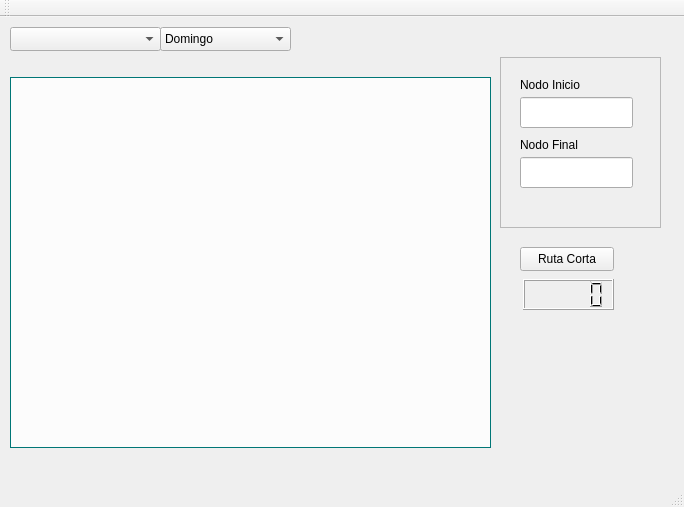
This is Grafo_Map/grafoview.ui in briandore/brian_ED as Qt 5 draws it before an edit. The edited form follows.
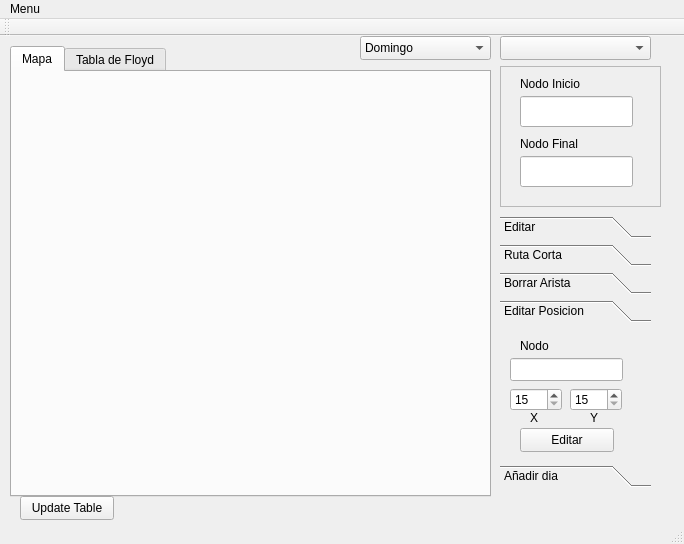
This is the edited form. The open tabs and pages were chosen to show the change.

Diff of the .ui file:
```diff
--- a/Grafo_Map/grafoview.ui
+++ b/Grafo_Map/grafoview.ui
@@ -7,7 +7,7 @@
     <x>0</x>
     <y>0</y>
     <width>684</width>
-    <height>507</height>
+    <height>544</height>
    </rect>
   </property>
   <property name="windowTitle">
@@ -17,8 +17,8 @@
    <widget class="QComboBox" name="Horas">
     <property name="geometry">
      <rect>
-      <x>10</x>
-      <y>10</y>
+      <x>500</x>
+      <y>0</y>
       <width>151</width>
       <height>24</height>
      </rect>
@@ -27,8 +27,8 @@
    <widget class="QComboBox" name="Dias">
     <property name="geometry">
      <rect>
-      <x>160</x>
-      <y>10</y>
+      <x>360</x>
+      <y>0</y>
       <width>131</width>
       <height>24</height>
      </rect>
@@ -69,207 +69,13 @@
      </property>
     </item>
    </widget>
-   <widget class="QStackedWidget" name="stackedWidget">
-    <property name="geometry">
-     <rect>
-      <x>10</x>
-      <y>40</y>
-      <width>491</width>
-      <height>401</height>
-     </rect>
-    </property>
-    <property name="palette">
-     <palette>
-      <active>
-       <colorrole role="Base">
-        <brush brushstyle="SolidPattern">
-         <color alpha="255">
-          <red>255</red>
-          <green>255</green>
-          <blue>255</blue>
-         </color>
-        </brush>
-       </colorrole>
-       <colorrole role="Window">
-        <brush brushstyle="SolidPattern">
-         <color alpha="255">
-          <red>0</red>
-          <green>153</green>
-          <blue>153</blue>
-         </color>
-        </brush>
-       </colorrole>
-      </active>
-      <inactive>
-       <colorrole role="Base">
-        <brush brushstyle="SolidPattern">
-         <color alpha="255">
-          <red>252</red>
-          <green>252</green>
-          <blue>252</blue>
-         </color>
-        </brush>
-       </colorrole>
-       <colorrole role="Window">
-        <brush brushstyle="SolidPattern">
-         <color alpha="255">
-          <red>0</red>
-          <green>153</green>
-          <blue>153</blue>
-         </color>
-        </brush>
-       </colorrole>
-      </inactive>
-      <disabled>
-       <colorrole role="Base">
-        <brush brushstyle="SolidPattern">
-         <color alpha="255">
-          <red>0</red>
-          <green>153</green>
-          <blue>153</blue>
-         </color>
-        </brush>
-       </colorrole>
-       <colorrole role="Window">
-        <brush brushstyle="SolidPattern">
-         <color alpha="255">
-          <red>0</red>
-          <green>153</green>
-          <blue>153</blue>
-         </color>
-        </brush>
-       </colorrole>
-      </disabled>
-     </palette>
-    </property>
-    <property name="currentIndex">
-     <number>0</number>
-    </property>
-    <widget class="QWidget" name="page">
-     <widget class="QGraphicsView" name="view">
-      <property name="geometry">
-       <rect>
-        <x>0</x>
-        <y>20</y>
-        <width>481</width>
-        <height>371</height>
-       </rect>
-      </property>
-     </widget>
-    </widget>
-    <widget class="QWidget" name="page_2"/>
-   </widget>
-   <widget class="QStackedWidget" name="stackedWidget_2">
-    <property name="geometry">
-     <rect>
-      <x>510</x>
-      <y>220</y>
-      <width>141</width>
-      <height>101</height>
-     </rect>
-    </property>
-    <property name="currentIndex">
-     <number>0</number>
-    </property>
-    <widget class="QWidget" name="page_7">
-     <widget class="QPushButton" name="UpdateEdit">
-      <property name="geometry">
-       <rect>
-        <x>10</x>
-        <y>60</y>
-        <width>94</width>
-        <height>24</height>
-       </rect>
-      </property>
-      <property name="text">
-       <string>Actualizar</string>
-      </property>
-     </widget>
-     <widget class="QDoubleSpinBox" name="peso">
-      <property name="geometry">
-       <rect>
-        <x>10</x>
-        <y>30</y>
-        <width>91</width>
-        <height>31</height>
-       </rect>
-      </property>
-     </widget>
-     <widget class="QLabel" name="label_3">
-      <property name="geometry">
-       <rect>
-        <x>10</x>
-        <y>10</y>
-        <width>101</width>
-        <height>16</height>
-       </rect>
-      </property>
-      <property name="text">
-       <string>Tiempo en Mins</string>
-      </property>
-     </widget>
-    </widget>
-    <widget class="QWidget" name="page_8">
-     <widget class="QPushButton" name="btRutaCortes">
-      <property name="geometry">
-       <rect>
-        <x>10</x>
-        <y>10</y>
-        <width>94</width>
-        <height>24</height>
-       </rect>
-      </property>
-      <property name="text">
-       <string>Ruta Corta</string>
-      </property>
-     </widget>
-     <widget class="QLCDNumber" name="lcdNumber">
-      <property name="geometry">
-       <rect>
-        <x>13</x>
-        <y>42</y>
-        <width>91</width>
-        <height>31</height>
-       </rect>
-      </property>
-     </widget>
-    </widget>
-    <widget class="QWidget" name="page_9">
-     <widget class="QPushButton" name="btBorrar">
-      <property name="geometry">
-       <rect>
-        <x>20</x>
-        <y>50</y>
-        <width>94</width>
-        <height>24</height>
-       </rect>
-      </property>
-      <property name="text">
-       <string>Borrar </string>
-      </property>
-     </widget>
-     <widget class="QLabel" name="label_4">
-      <property name="geometry">
-       <rect>
-        <x>30</x>
-        <y>20</y>
-        <width>81</width>
-        <height>16</height>
-       </rect>
-      </property>
-      <property name="text">
-       <string>Borrar Arista</string>
-      </property>
-     </widget>
-    </widget>
-   </widget>
    <widget class="QFrame" name="frame">
     <property name="geometry">
      <rect>
       <x>500</x>
-      <y>40</y>
+      <y>30</y>
       <width>161</width>
-      <height>171</height>
+      <height>141</height>
      </rect>
     </property>
     <property name="frameShape">
@@ -282,7 +88,7 @@
      <property name="geometry">
       <rect>
        <x>20</x>
-       <y>20</y>
+       <y>10</y>
        <width>81</width>
        <height>16</height>
       </rect>
@@ -295,7 +101,7 @@
      <property name="geometry">
       <rect>
        <x>20</x>
-       <y>80</y>
+       <y>70</y>
        <width>81</width>
        <height>16</height>
       </rect>
@@ -308,7 +114,7 @@
      <property name="geometry">
       <rect>
        <x>20</x>
-       <y>100</y>
+       <y>90</y>
        <width>113</width>
        <height>31</height>
       </rect>
@@ -318,13 +124,353 @@
      <property name="geometry">
       <rect>
        <x>20</x>
-       <y>40</y>
+       <y>30</y>
        <width>113</width>
        <height>31</height>
       </rect>
      </property>
     </widget>
    </widget>
+   <widget class="QToolBox" name="toolBox">
+    <property name="geometry">
+     <rect>
+      <x>500</x>
+      <y>180</y>
+      <width>151</width>
+      <height>271</height>
+     </rect>
+    </property>
+    <property name="currentIndex">
+     <number>4</number>
+    </property>
+    <widget class="QWidget" name="page_3">
+     <property name="geometry">
+      <rect>
+       <x>0</x>
+       <y>0</y>
+       <width>131</width>
+       <height>153</height>
+      </rect>
+     </property>
+     <attribute name="label">
+      <string>Editar</string>
+     </attribute>
+     <widget class="QPushButton" name="UpdateEdit">
+      <property name="geometry">
+       <rect>
+        <x>10</x>
+        <y>60</y>
+        <width>94</width>
+        <height>24</height>
+       </rect>
+      </property>
+      <property name="text">
+       <string>Actualizar</string>
+      </property>
+     </widget>
+     <widget class="QLabel" name="label_3">
+      <property name="geometry">
+       <rect>
+        <x>10</x>
+        <y>10</y>
+        <width>101</width>
+        <height>16</height>
+       </rect>
+      </property>
+      <property name="text">
+       <string>Tiempo en Mins</string>
+      </property>
+     </widget>
+     <widget class="QDoubleSpinBox" name="peso">
+      <property name="geometry">
+       <rect>
+        <x>10</x>
+        <y>30</y>
+        <width>91</width>
+        <height>31</height>
+       </rect>
+      </property>
+     </widget>
+    </widget>
+    <widget class="QWidget" name="page_4">
+     <property name="geometry">
+      <rect>
+       <x>0</x>
+       <y>0</y>
+       <width>141</width>
+       <height>126</height>
+      </rect>
+     </property>
+     <attribute name="label">
+      <string>Ruta Corta</string>
+     </attribute>
+     <widget class="QPushButton" name="btRutaCortes">
+      <property name="geometry">
+       <rect>
+        <x>20</x>
+        <y>0</y>
+        <width>94</width>
+        <height>24</height>
+       </rect>
+      </property>
+      <property name="text">
+       <string>Ruta Corta</string>
+      </property>
+     </widget>
+     <widget class="QListWidget" name="route">
+      <property name="geometry">
+       <rect>
+        <x>0</x>
+        <y>40</y>
+        <width>141</width>
+        <height>81</height>
+       </rect>
+      </property>
+     </widget>
+     <widget class="QLineEdit" name="timeCorto">
+      <property name="geometry">
+       <rect>
+        <x>0</x>
+        <y>20</y>
+        <width>141</width>
+        <height>21</height>
+       </rect>
+      </property>
+      <property name="readOnly">
+       <bool>true</bool>
+      </property>
+     </widget>
+    </widget>
+    <widget class="QWidget" name="page_5">
+     <property name="geometry">
+      <rect>
+       <x>0</x>
+       <y>0</y>
+       <width>131</width>
+       <height>133</height>
+      </rect>
+     </property>
+     <attribute name="label">
+      <string>Borrar Arista</string>
+     </attribute>
+     <widget class="QLabel" name="label_4">
+      <property name="geometry">
+       <rect>
+        <x>30</x>
+        <y>0</y>
+        <width>81</width>
+        <height>16</height>
+       </rect>
+      </property>
+      <property name="text">
+       <string>Borrar Arista</string>
+      </property>
+     </widget>
+     <widget class="QPushButton" name="btBorrar">
+      <property name="geometry">
+       <rect>
+        <x>20</x>
+        <y>30</y>
+        <width>94</width>
+        <height>24</height>
+       </rect>
+      </property>
+      <property name="text">
+       <string>Borrar </string>
+      </property>
+     </widget>
+    </widget>
+    <widget class="QWidget" name="page">
+     <attribute name="label">
+      <string>Editar Posicion</string>
+     </attribute>
+     <widget class="QLineEdit" name="Nodo">
+      <property name="geometry">
+       <rect>
+        <x>10</x>
+        <y>30</y>
+        <width>113</width>
+        <height>23</height>
+       </rect>
+      </property>
+     </widget>
+     <widget class="QSpinBox" name="X">
+      <property name="geometry">
+       <rect>
+        <x>10</x>
+        <y>60</y>
+        <width>52</width>
+        <height>23</height>
+       </rect>
+      </property>
+      <property name="minimum">
+       <number>15</number>
+      </property>
+      <property name="maximum">
+       <number>500</number>
+      </property>
+      <property name="singleStep">
+       <number>10</number>
+      </property>
+     </widget>
+     <widget class="QSpinBox" name="Y">
+      <property name="geometry">
+       <rect>
+        <x>70</x>
+        <y>60</y>
+        <width>52</width>
+        <height>23</height>
+       </rect>
+      </property>
+      <property name="minimum">
+       <number>15</number>
+      </property>
+      <property name="maximum">
+       <number>500</number>
+      </property>
+      <property name="singleStep">
+       <number>10</number>
+      </property>
+     </widget>
+     <widget class="QLabel" name="label_5">
+      <property name="geometry">
+       <rect>
+        <x>20</x>
+        <y>10</y>
+        <width>55</width>
+        <height>15</height>
+       </rect>
+      </property>
+      <property name="text">
+       <string>Nodo</string>
+      </property>
+     </widget>
+     <widget class="QLabel" name="label_6">
+      <property name="geometry">
+       <rect>
+        <x>30</x>
+        <y>80</y>
+        <width>21</width>
+        <height>20</height>
+       </rect>
+      </property>
+      <property name="text">
+       <string>X</string>
+      </property>
+     </widget>
+     <widget class="QLabel" name="label_7">
+      <property name="geometry">
+       <rect>
+        <x>90</x>
+        <y>80</y>
+        <width>31</width>
+        <height>20</height>
+       </rect>
+      </property>
+      <property name="text">
+       <string>Y</string>
+      </property>
+     </widget>
+     <widget class="QPushButton" name="EditXY">
+      <property name="geometry">
+       <rect>
+        <x>20</x>
+        <y>100</y>
+        <width>94</width>
+        <height>24</height>
+       </rect>
+      </property>
+      <property name="text">
+       <string>Editar</string>
+      </property>
+     </widget>
+    </widget>
+    <widget class="QWidget" name="page_2">
+     <attribute name="label">
+      <string>Añadir dia</string>
+     </attribute>
+     <widget class="QLineEdit" name="newDay">
+      <property name="geometry">
+       <rect>
+        <x>10</x>
+        <y>20</y>
+        <width>113</width>
+        <height>23</height>
+       </rect>
+      </property>
+     </widget>
+     <widget class="QPushButton" name="addDay">
+      <property name="geometry">
+       <rect>
+        <x>20</x>
+        <y>50</y>
+        <width>94</width>
+        <height>24</height>
+       </rect>
+      </property>
+      <property name="text">
+       <string>addDay</string>
+      </property>
+     </widget>
+    </widget>
+   </widget>
+   <widget class="QTabWidget" name="tabWidget">
+    <property name="geometry">
+     <rect>
+      <x>10</x>
+      <y>10</y>
+      <width>481</width>
+      <height>451</height>
+     </rect>
+    </property>
+    <property name="currentIndex">
+     <number>1</number>
+    </property>
+    <widget class="QWidget" name="tab">
+     <attribute name="title">
+      <string>Mapa</string>
+     </attribute>
+     <widget class="QWidget" name="gridLayoutWidget">
+      <property name="geometry">
+       <rect>
+        <x>10</x>
+        <y>10</y>
+        <width>451</width>
+        <height>401</height>
+       </rect>
+      </property>
+      <layout class="QGridLayout" name="views"/>
+     </widget>
+    </widget>
+    <widget class="QWidget" name="tab_2">
+     <attribute name="title">
+      <string>Tabla de Floyd</string>
+     </attribute>
+     <widget class="QTableWidget" name="tabla">
+      <property name="geometry">
+       <rect>
+        <x>0</x>
+        <y>0</y>
+        <width>471</width>
+        <height>421</height>
+       </rect>
+      </property>
+     </widget>
+    </widget>
+   </widget>
+   <widget class="QPushButton" name="floyd">
+    <property name="geometry">
+     <rect>
+      <x>20</x>
+      <y>460</y>
+      <width>94</width>
+      <height>24</height>
+     </rect>
+    </property>
+    <property name="text">
+     <string>Update Table</string>
+    </property>
+   </widget>
   </widget>
   <widget class="QMenuBar" name="menuBar">
    <property name="geometry">
@@ -335,6 +481,14 @@
      <height>21</height>
     </rect>
    </property>
+   <widget class="QMenu" name="menuMenu">
+    <property name="title">
+     <string>Menu</string>
+    </property>
+    <addaction name="actionAbout"/>
+    <addaction name="actionHelp"/>
+   </widget>
+   <addaction name="menuMenu"/>
   </widget>
   <widget class="QToolBar" name="mainToolBar">
    <attribute name="toolBarArea">
```
Left out of the diff: 10 changed lines with no effect on the pictures.
